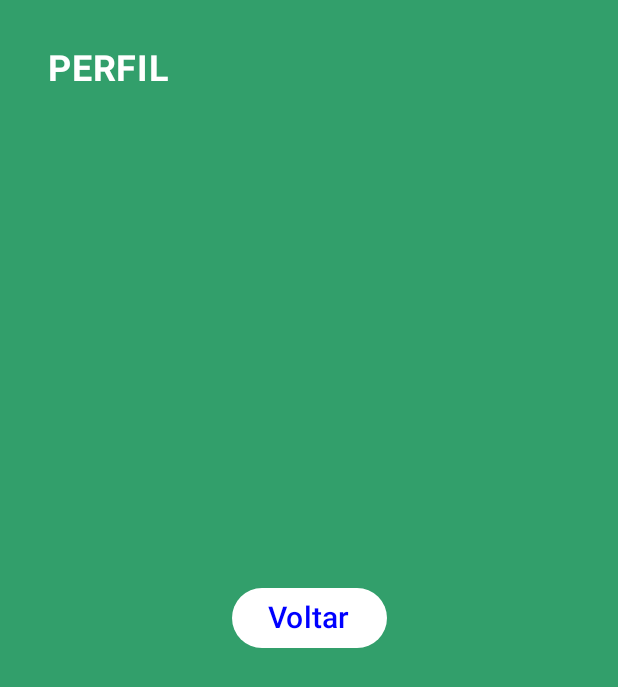
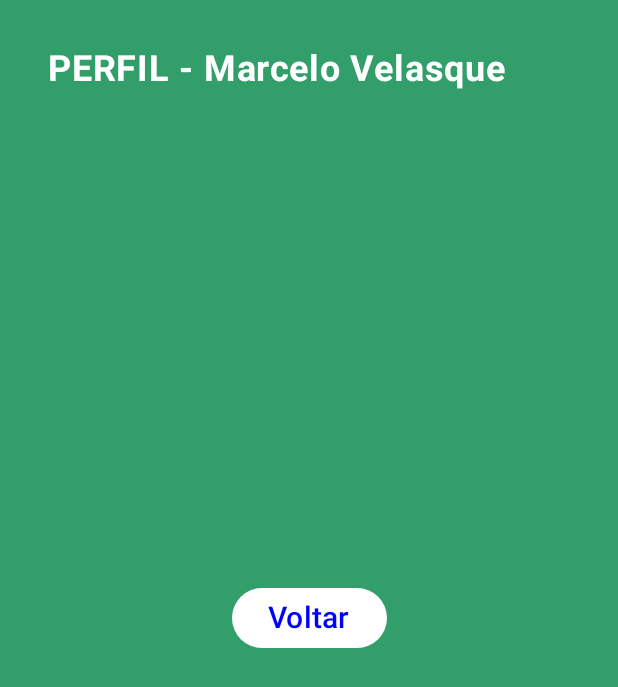
Before and after one commit to MarceloVelasque/AndroidProjectsFiap, an Android app built with Jetpack Compose: the MenuScreen screen opened through its navigation route, after a tap on "Perfil", on a phone screen of 412 x 824 dp. Shown: the top 687 px of the screen. Run offline under Robolectric (Android 15) with nearby library versions, the phone set to English and light mode, and no system bars.

Commit message:
ajustes e correções de erros

```diff
--- a/Navegacao/app/src/main/java/br/com/marcelo/navegacao/MainActivity.kt
+++ b/Navegacao/app/src/main/java/br/com/marcelo/navegacao/MainActivity.kt
@@ -40,8 +40,10 @@ class MainActivity : ComponentActivity() {
                             navController = navController
                         ) }
 
-                        composable(route = "perfil") { PerfilScreen(
-                            navController = navController
+                        composable(route = "perfil/{nome}") {
+                            var nome = it.arguments?.getString("nome")
+                            PerfilScreen(
+                            navController = navController,  nome!!
                         ) }
                     }
 
--- a/Navegacao/app/src/main/java/br/com/marcelo/navegacao/screens/MenuScreen.kt
+++ b/Navegacao/app/src/main/java/br/com/marcelo/navegacao/screens/MenuScreen.kt
@@ -42,7 +42,7 @@ fun MenuScreen(navController: NavController?) {
                 .align(Alignment.Center)
         ) {
             Button(
-                onClick = { navController?.navigate("perfil") },
+                onClick = { navController?.navigate("perfil/Marcelo Velasque") },
                 colors = ButtonDefaults.buttonColors(Color.White),
                 modifier = Modifier.size(width = 200.dp, height = 48.dp)
             ) {
--- a/Navegacao/app/src/main/java/br/com/marcelo/navegacao/screens/PedidosScreen.kt
+++ b/Navegacao/app/src/main/java/br/com/marcelo/navegacao/screens/PedidosScreen.kt
@@ -41,6 +41,7 @@ fun PedidosScreen(navController: NavController){
     }
 }
 
+/*
 @Preview(showSystemUi = true)
 @Composable
 private fun PedidosScreenPreview() {
@@ -48,4 +49,4 @@ private fun PedidosScreenPreview() {
     PerfilScreen(null
     )
 
-}
+}*/
--- a/Navegacao/app/src/main/java/br/com/marcelo/navegacao/screens/PerfilScreen.kt
+++ b/Navegacao/app/src/main/java/br/com/marcelo/navegacao/screens/PerfilScreen.kt
@@ -18,14 +18,15 @@ import androidx.compose.ui.unit.sp
 import androidx.navigation.NavController
 
 @Composable
-fun PerfilScreen(navController: NavController?) {
+fun PerfilScreen(navController: NavController?,
+                 nome: String) {
     Box(modifier = Modifier
         .fillMaxSize()
         .background(Color(0xFF329F6B))
         .padding(32.dp)
     ){
         Text(
-            text = "PERFIL",
+            text = "PERFIL - $nome",
             fontSize = 24.sp,
             fontWeight = FontWeight.Bold,
             color = Color.White
@@ -39,6 +40,7 @@ fun PerfilScreen(navController: NavController?) {
         }
     }
 }
+/*
 
 @Preview(showSystemUi = true)
 @Composable
@@ -46,4 +48,4 @@ private fun PerfilScreenPreview() {
     PerfilScreen(null
     )
 
-}
+}*/
```
